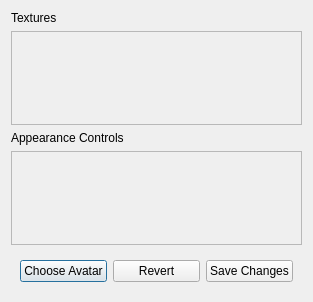
realXtend/tundra, file bin/data/ui/avatareditor.ui: the form before one commit.
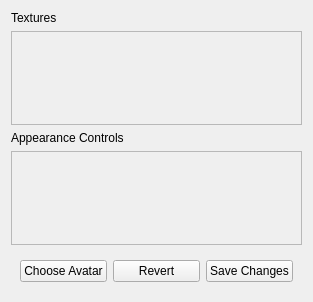
The form after the commit.

Commit message: Corrected avatar editor top level widget to not be a QDialog.

Patch:
```diff
--- a/bin/data/ui/avatareditor.ui
+++ b/bin/data/ui/avatareditor.ui
@@ -1,7 +1,7 @@
 <?xml version="1.0" encoding="UTF-8"?>
 <ui version="4.0">
- <class>editor</class>
- <widget class="QDialog" name="editor">
+ <class>Form</class>
+ <widget class="QWidget" name="Form">
   <property name="geometry">
    <rect>
     <x>0</x>
```
Left out of the diff: 3 changed lines with no effect on the pictures.
